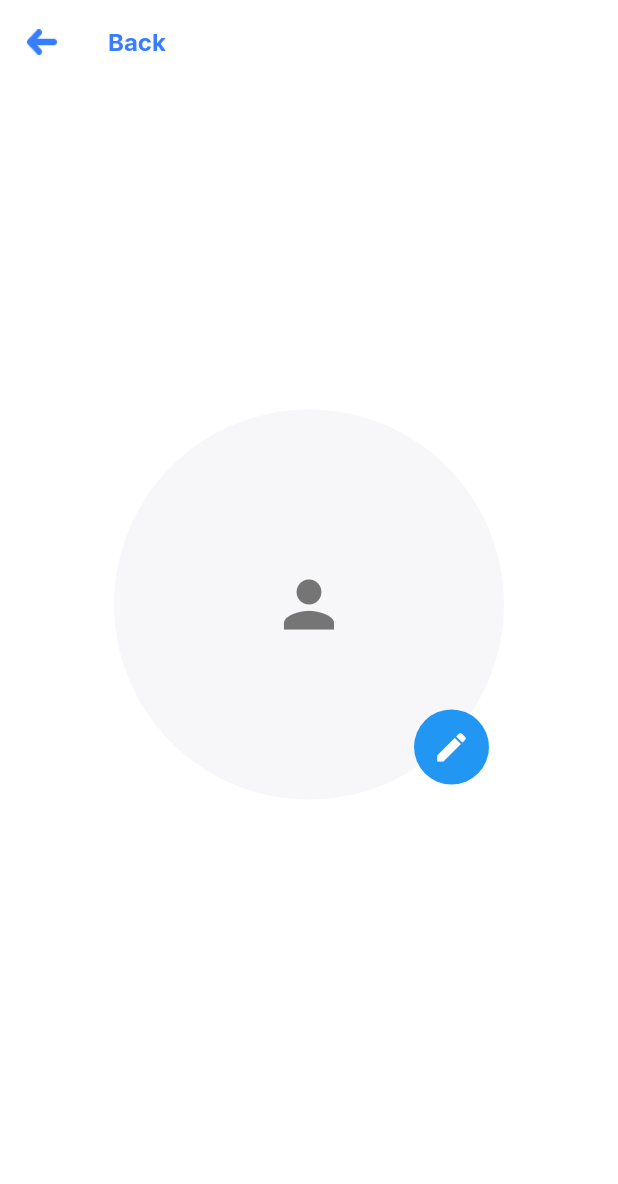
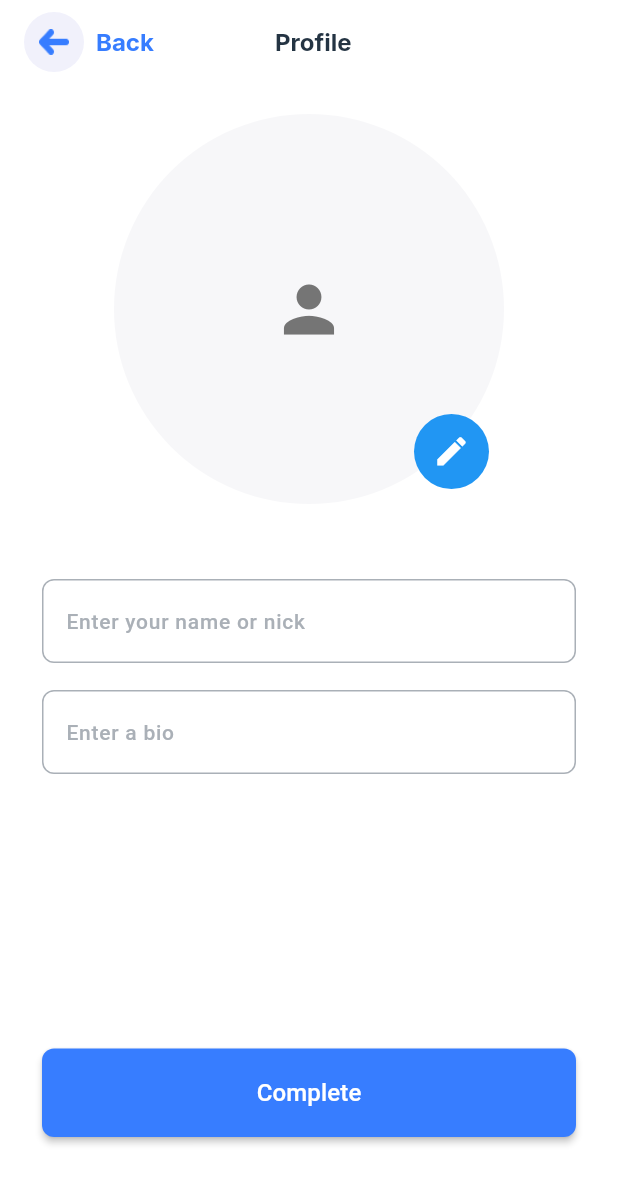
Before and after one commit to LazizbekDev/talky, a Flutter app: the screen it shows once a user with an empty profile is signed in, on a phone screen of 412 x 824 dp. Shown: the top 1184 px of the screen. Run offline on Flutter 3.47's test engine with Material 3 defaults, Android fonts, the phone set to English and light mode, and no system bars; our stand-ins replace another_flutter_splash_screen, firebase_auth, firebase_core, firebase_storage, google_fonts, google_sign_in and 1 more; missing offline and left inert: email_otp, firebase_app_check, otp_pin_field; accounts and stored records are empty.

```diff
--- a/lib/main.dart
+++ b/lib/main.dart
@@ -1,3 +1,4 @@
+import 'package:firebase_app_check/firebase_app_check.dart';
 import 'package:firebase_core/firebase_core.dart';
 import 'package:flutter/material.dart';
 import 'package:talky/firebase_options.dart';
@@ -8,6 +9,7 @@ void main() async {
   await Firebase.initializeApp(
     options: DefaultFirebaseOptions.currentPlatform,
   );
+  await FirebaseAppCheck.instance.activate();
 
   runApp(const App());
 }
--- a/lib/screens/app.dart
+++ b/lib/screens/app.dart
@@ -14,7 +14,7 @@ class App extends StatelessWidget {
     EmailOTP.config(
       appName: 'Talky',
       otpType: OTPType.numeric,
-      expiry: 30000,
+      expiry: 60000*5,
       emailTheme: EmailTheme.v6,
       appEmail: 'dev.talky@gmail.com',
       otpLength: 4,
--- a/lib/screens/set_profile.dart
+++ b/lib/screens/set_profile.dart
@@ -1,29 +1,54 @@
-// ignore_for_file: use_build_context_synchronously
+import 'dart:io';
 
 import 'package:flutter/material.dart';
 import 'package:google_fonts/google_fonts.dart';
+import 'package:provider/provider.dart';
+import 'package:talky/providers/auth_provider.dart';
 import 'package:talky/routes/route_names.dart';
 import 'package:talky/utilities/app_colors.dart';
+import 'package:talky/utilities/status.dart';
+import 'package:talky/widgets/button.dart';
+import 'package:talky/widgets/input.dart';
 import 'package:talky/widgets/user_image_picker.dart';
 
-class SetProfile extends StatelessWidget {
+class SetProfile extends StatefulWidget {
   const SetProfile({super.key});
 
   @override
+  // ignore: library_private_types_in_public_api
+  _SetProfileState createState() => _SetProfileState();
+}
+
+class _SetProfileState extends State<SetProfile> {
+  final nickNameController = TextEditingController();
+  final bioController = TextEditingController();
+  File? selectedImage;
+
+  @override
   Widget build(BuildContext context) {
+    final userProvider = Provider.of<AuthProvider>(context);
+
     return Scaffold(
       appBar: AppBar(
-        leading: IconButton(
-          color: AppColors.secondaryColor,
-          icon: Image.asset(
+        elevation: 0,
+        automaticallyImplyLeading: false,
+        title: Row(
+          children: [
+            GestureDetector(
+              onTap: () {
+                Navigator.pushNamed(context, RouteNames.home);
+              },
+              child: Row(
+                children: [
+                  CircleAvatar(
+                    backgroundColor: const Color(0xFF7272DB).withOpacity(0.1),
+                    child: Image.asset(
                       "assets/images/pop.png",
                       width: 20,
                     ),
-          onPressed: () {
-            Navigator.pushNamed(context, RouteNames.home);
-          },
                   ),
-        title: Text(
+                  const SizedBox(width: 8),
+                  Text(
                     'Back',
                     style: GoogleFonts.inter(
                       fontSize: 16,
@@ -31,17 +56,94 @@ class SetProfile extends StatelessWidget {
                       color: AppColors.primaryColor,
                     ),
                   ),
+                ],
               ),
-      body: Container(
-        margin: const EdgeInsets.only(
+            ),
+            const Spacer(),
+            Text(
+              'Profile',
+              style: GoogleFonts.inter(
+                fontSize: 16,
+                fontWeight: FontWeight.w700,
+                color: AppColors.textPrimary,
+              ),
+            ),
+            const Spacer(),
+            const Spacer(),
+          ],
+        ),
+      ),
+      body: LayoutBuilder(
+        builder: (context, constraints) {
+          return SingleChildScrollView(
+            child: ConstrainedBox(
+              constraints: BoxConstraints(
+                minHeight: constraints.maxHeight,
+              ),
+              child: IntrinsicHeight(
+                child: Padding(
+                  padding: const EdgeInsets.only(
                     left: 28,
-          top: 26,
+                    top: 20,
                     right: 28,
-          bottom: 100,
+                    bottom: 50,
                   ),
-        child: const Center(
-          child: UserImagePicker(),
+                  child: Column(
+                    crossAxisAlignment: CrossAxisAlignment.center,
+                    children: [
+                      Center(
+                        child: UserImagePicker(
+                          onPickImage: (pickedImage) =>
+                              selectedImage = pickedImage,
                         ),
+                      ),
+                      const SizedBox(height: 50),
+                      Input(
+                        obscureText: false,
+                        controller: nickNameController,
+                        hintText: 'Enter your name or nick',
+                      ),
+                      const SizedBox(height: 18),
+                      Input(
+                        obscureText: false,
+                        controller: bioController,
+                        hintText: 'Enter a bio',
+                      ),
+                      const Spacer(),
+                      Padding(
+                        padding: const EdgeInsets.only(bottom: 16.0),
+                        child: Button(
+                          onPressed: () async {
+                            if (selectedImage == null) {
+                              debugPrint('No image selected');
+                            } else {
+                              debugPrint(
+                                  'Image selected: ${selectedImage!.path}');
+                              File imageFile = File(selectedImage!.path);
+                              await userProvider.uploadUserInfoToFireStore(
+                                imageFile,
+                              );
+                              // ignore: use_build_context_synchronously
+                              ScaffoldMessenger.of(context).showSnackBar(
+                                const SnackBar(
+                                    content: Text('Profile Updated')),
+                              );
+                            }
+                          },
+                          text: "Complete",
+                          status: userProvider.isUploading
+                              ? Status.loading
+                              : Status.enabled,
+                          color: AppColors.primaryColor,
+                        ),
+                      ),
+                    ],
+                  ),
+                ),
+              ),
+            ),
+          );
+        },
       ),
     );
   }
--- a/lib/screens/splash.dart
+++ b/lib/screens/splash.dart
@@ -1,7 +1,7 @@
 import 'package:another_flutter_splash_screen/another_flutter_splash_screen.dart';
 import 'package:firebase_auth/firebase_auth.dart';
 import 'package:flutter/material.dart';
-import 'package:talky/screens/home.dart';
+// import 'package:talky/screens/home.dart';
 import 'package:talky/screens/set_profile.dart';
 import 'package:talky/screens/user_entry.dart';
 import 'package:talky/utilities/app_colors.dart';
--- a/lib/widgets/input.dart
+++ b/lib/widgets/input.dart
@@ -31,7 +31,7 @@ class Input extends StatelessWidget {
           fontSize: 14,
         ),
         suffixIcon: suffixIcon,
-        border: const OutlineInputBorder(
+        enabledBorder: const OutlineInputBorder(
           borderRadius: BorderRadius.all(
             Radius.circular(8),
           ),
--- a/lib/widgets/user_image_picker.dart
+++ b/lib/widgets/user_image_picker.dart
@@ -5,7 +5,8 @@ import 'package:image_picker/image_picker.dart';
 import 'package:talky/utilities/app_colors.dart';
 
 class UserImagePicker extends StatefulWidget {
-  const UserImagePicker({super.key});
+  const UserImagePicker({super.key, required this.onPickImage});
+  final Function(File? pickedImage) onPickImage;
 
   @override
   State<UserImagePicker> createState() => _UserImagePickerState();
@@ -27,6 +28,8 @@ class _UserImagePickerState extends State<UserImagePicker> {
     setState(() {
       _pickedImageFile = File(pickedImage.path);
     });
+
+    widget.onPickImage(_pickedImageFile);
   }
 
   @override
@@ -43,14 +46,14 @@ class _UserImagePickerState extends State<UserImagePicker> {
             child: Icon(
               Icons.person,
               size: 50,
-              color: Colors.grey[600], // Icon color
+              color: Colors.grey[600],
             ),
           ),
           const Positioned(
             bottom: 10,
             right: 10,
             child: CircleAvatar(
-              radius: 25, // Size of the edit icon
+              radius: 25,
               backgroundColor: Colors.blue,
               child: Icon(
                 Icons.edit,
--- a/pubspec.yaml
+++ b/pubspec.yaml
@@ -8,7 +8,9 @@ environment:
 
 dependencies:
   another_flutter_splash_screen: ^1.2.1
+  # cloud_firestore: ^4.17.5
   email_otp: ^3.0.2
+  firebase_app_check: ^0.2.2
   firebase_auth: ^4.16.0
   firebase_core: ^2.24.2
   firebase_storage: ^11.6.5
```
Also changed, not shown: lib/models/user_model.dart (+31 -0 lines), lib/providers/auth_provider.dart (+27 -0 lines), lib/screens/chat.dart (added, +61 -0 lines), assets/images/Icon/User.png (added), assets/images/Profile/User_190px.png (added), pubspec.lock, 1 other file. Lines whose indentation alone changed are shown as unchanged.
